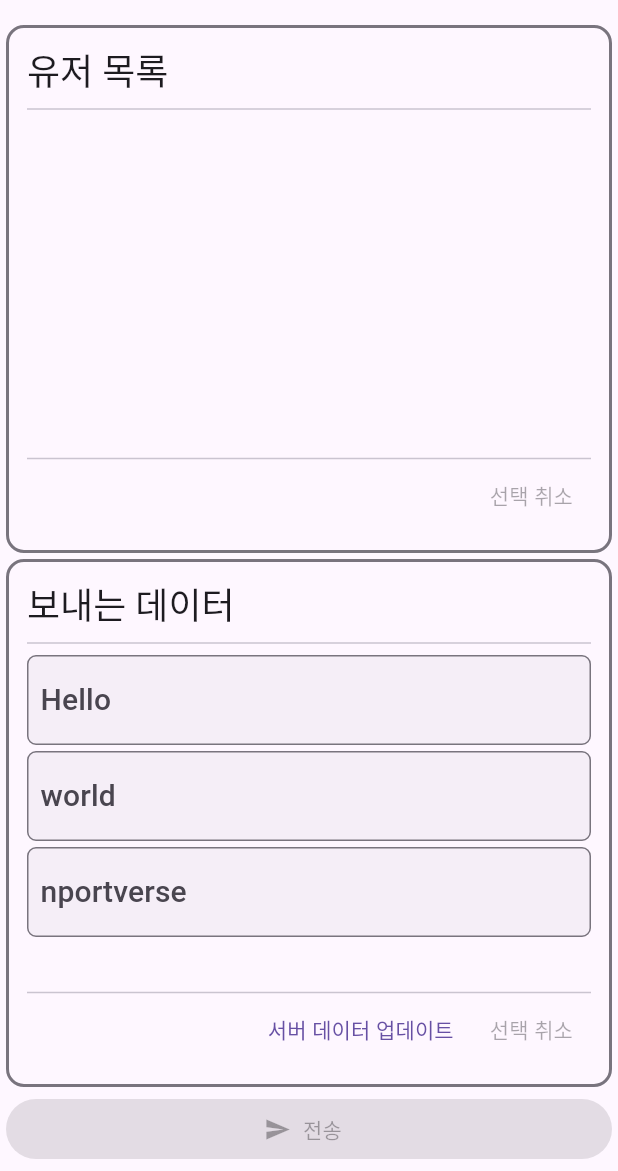
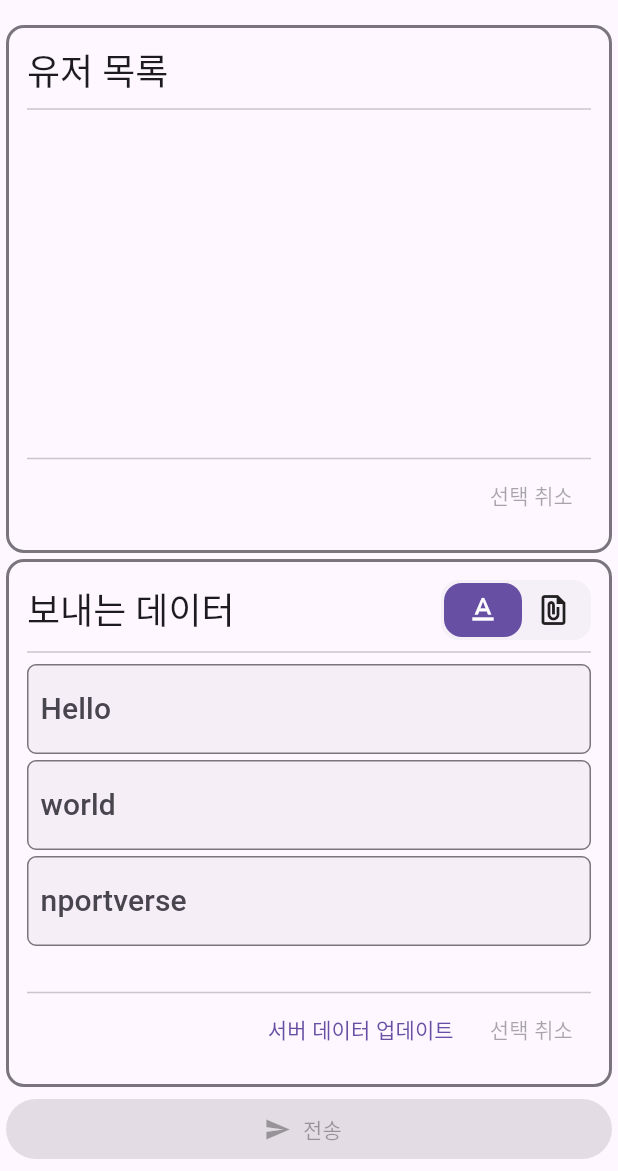
Before and after one commit to ymgwon-nportverse/poc_file_transfer, a Flutter app: the NearbySendScreen screen opened directly, on a phone screen of 412 x 824 dp, the part 65-1236 px from its top. Run offline on Flutter 3.47's test engine with Material 2 defaults, Android fonts, the phone set to English and light mode, and no system bars; our stand-ins replace device_info_plus, flutter_riverpod, permission_handler.

Commit message:
feat: 전체 UI flow 구현

```diff
--- a/lib/src/core/presentation/widgets/white_text_message_dialog.dart
+++ b/lib/src/core/presentation/widgets/white_text_message_dialog.dart
@@ -9,7 +9,7 @@ class WhiteTextMessageDialog extends StatelessWidget {
   @override
   Widget build(BuildContext context) {
     return WillPopScope(
-      onWillPop: () async => false,
+      onWillPop: () async => true,
       child: Stack(
         alignment: Alignment.center,
         children: [
--- a/lib/src/main_app.dart
+++ b/lib/src/main_app.dart
@@ -19,6 +19,12 @@ class _MainAppState extends State<MainApp> {
   }
 
   @override
+  void dispose() {
+    _routerDelegate.dispose();
+    super.dispose();
+  }
+
+  @override
   Widget build(BuildContext context) {
     /// riverpod 설정을 위해 필요함!
     return ProviderScope(
--- a/lib/src/nearby/application/bloc/sender/nearby_sender_bloc.dart
+++ b/lib/src/nearby/application/bloc/sender/nearby_sender_bloc.dart
@@ -4,14 +4,12 @@ import 'package:flutter_riverpod/flutter_riverpod.dart';
 import 'package:poc/src/nearby/application/bloc/sender/nearby_sender_event.dart';
 import 'package:poc/src/nearby/application/bloc/sender/nearby_sender_state.dart';
 import 'package:poc/src/nearby/application/service/nearby.dart';
-import 'package:poc/src/nearby/application/service/nearby_precondition_checker.dart';
 import 'package:poc/src/nearby/application/service/user_info_fetcher.dart';
 import 'package:poc/src/nearby/application/service/exceptions.dart';
 
 class NearbySenderBloc extends StateNotifier<NearbySenderState> {
   NearbySenderBloc(
     this._nearby,
-    this._checker,
     this._infoFetcher,
   ) : super(const NearbySenderState.none()) {
     // User 정보를 이후에 계속 사용하기 위해 initializer에서 받아옴
@@ -19,7 +17,6 @@ class NearbySenderBloc extends StateNotifier<NearbySenderState> {
   }
 
   final Nearby _nearby;
-  final NearbyPreconditionChecker _checker;
   final UserInfoFetcher _infoFetcher;
 
   /// 데이터 보낼 endpoint id
@@ -63,15 +60,6 @@ class NearbySenderBloc extends StateNotifier<NearbySenderState> {
   /// `송신자(sender)` 가
   /// `수신자(receiver)` 를 찾기 위한 함수
   Future<void> discover(Strategy strategy) async {
-    // step 1: 사전 조건(e.g. bluetooth 켜져있는지, 권한 설정 되어 있는지) 확인
-    final isPreconditionSatisfied = await _checker.isSatisfied();
-    if (!isPreconditionSatisfied) {
-      // result 1: 조건 만족하지 않을 때는 그에 맞게 상태 변경
-      state = const NearbySenderState.failed('precondition unsatisfied');
-      _checker.makeItSatisfied();
-      return;
-    }
-
     try {
       await _nearby.startDiscovery(
         _userName,
--- a/lib/src/nearby/application/service/nearby_precondition_checker.dart
+++ b/lib/src/nearby/application/service/nearby_precondition_resolver.dart
@@ -3,7 +3,7 @@
 ///
 /// c.f.) Checker 이상의 기능(e.g. 필수조건 만족시키기) 을 하기 때문에 이름을 변경할 필요가
 /// 있음. 생각나는대로 수정할 예정.
-abstract interface class NearbyPreconditionChecker {
+abstract interface class NearbyPreconditionResolver {
   Future<bool> isSatisfied();
-  Future<void> makeItSatisfied();
+  Future<void> resolve();
 }
--- a/lib/src/nearby/presentation/nearby_screen.dart
+++ b/lib/src/nearby/presentation/nearby_screen.dart
@@ -18,6 +18,8 @@ class NearbyScreen extends ConsumerWidget {
 
   @override
   Widget build(BuildContext context, WidgetRef ref) {
+    ref.read(nearbyConditionResolverProvider).isSatisfied();
+
     return GestureDetector(
       onTap: context.focus.unfocus,
       child: Scaffold(
--- a/lib/src/nearby/presentation/sender/widgets/sections/nearby_send_data_section.dart
+++ b/lib/src/nearby/presentation/sender/widgets/sections/nearby_send_data_section.dart
@@ -4,21 +4,46 @@ import 'package:poc/src/core/presentation/extensions/extensions.dart';
 import 'package:poc/src/nearby/di.dart';
 import 'package:poc/src/nearby/presentation/sender/ui_state/ui_send_property.dart';
 
-class NearbySendDataSection extends ConsumerWidget {
+class NearbySendDataSection extends ConsumerStatefulWidget {
   const NearbySendDataSection({super.key});
 
   @override
-  Widget build(BuildContext context, WidgetRef ref) {
+  ConsumerState<NearbySendDataSection> createState() =>
+      _NearbySendDataSectionState();
+}
+
+class _NearbySendDataSectionState extends ConsumerState<NearbySendDataSection> {
+  int _toggleIndex = 0;
+  final _sections = const [
+    NearbyTextAssetsList(),
+    NearbyFileAssetsList(),
+  ];
+
+  @override
+  Widget build(BuildContext context) {
     return Column(
       crossAxisAlignment: CrossAxisAlignment.stretch,
       children: [
-        Text(
-          '보내는 데이터',
-          style: context.textTheme.headlineSmall,
+        Row(
+          crossAxisAlignment: CrossAxisAlignment.center,
+          children: [
+            Text(
+              '보내는 데이터',
+              style: context.textTheme.headlineSmall,
+            ),
+            const Spacer(),
+            SizedBox(
+              height: 40,
+              child: SendTypeToggleWidget(
+                onToggle: _onToggle,
+                initialIndex: _toggleIndex,
+              ),
+            ),
+          ],
         ),
         const Divider(),
-        const Expanded(
-          child: NearbyAssetsList(),
+        Expanded(
+          child: _sections[_toggleIndex],
         ),
         const Divider(
           height: 2,
@@ -43,10 +68,16 @@ class NearbySendDataSection extends ConsumerWidget {
       ],
     );
   }
+
+  void _onToggle(int index) {
+    setState(() {
+      _toggleIndex = index;
+    });
+  }
 }
 
-class NearbyAssetsList extends ConsumerWidget {
-  const NearbyAssetsList({super.key});
+class NearbyTextAssetsList extends ConsumerWidget {
+  const NearbyTextAssetsList({super.key});
 
   @override
   Widget build(BuildContext context, WidgetRef ref) {
@@ -111,3 +142,116 @@ class _AssetItem extends ConsumerWidget {
     );
   }
 }
+
+class NearbyFileAssetsList extends StatelessWidget {
+  const NearbyFileAssetsList({super.key});
+
+  @override
+  Widget build(BuildContext context) {
+    return Column(
+      children: [
+        const Spacer(),
+        ElevatedButton(
+          onPressed: _onTap,
+          child: const Text('파일 불러오기'),
+        ),
+      ],
+    );
+  }
+
+  Future<void> _onTap() async {}
+}
+
+class SendTypeToggleWidget extends StatefulWidget {
+  const SendTypeToggleWidget(
+      {super.key, required this.onToggle, this.initialIndex = 0})
+      : assert(initialIndex <= 1);
+
+  final int initialIndex;
+  final ValueChanged<int> onToggle;
+
+  @override
+  State<SendTypeToggleWidget> createState() => _SendTypeToggleWidgetState();
+}
+
+class _SendTypeToggleWidgetState extends State<SendTypeToggleWidget> {
+  final icons = [Icons.text_format, Icons.file_present];
+  late int _index;
+
+  @override
+  void initState() {
+    super.initState();
+    _index = widget.initialIndex;
+  }
+
+  @override
+  Widget build(BuildContext context) {
+    return LayoutBuilder(
+      builder: (context, constraints) {
+        return GestureDetector(
+          onTapUp: (details) {
+            if (details.localPosition.dx > constraints.maxHeight * 1.3) {
+              if (_index == 1) {
+                return;
+              }
+              setState(() {
+                _index = 1;
+                widget.onToggle.call(_index);
+              });
+            } else {
+              if (_index == 0) {
+                return;
+              }
+              setState(() {
+                _index = 0;
+                widget.onToggle.call(_index);
+              });
+            }
+          },
+          child: SizedBox(
+            height: constraints.maxHeight,
+            width: constraints.maxHeight * 2.5,
+            child: Stack(
+              alignment: Alignment.center,
+              children: [
+                Container(
+                  width: double.infinity,
+                  height: double.infinity,
+                  decoration: BoxDecoration(
+                    borderRadius: BorderRadius.circular(12),
+                    color: context.theme.colorScheme.onInverseSurface,
+                  ),
+                  child: Row(
+                    children:
+                        icons.map((e) => Expanded(child: Icon(e))).toList(),
+                  ),
+                ),
+                AnimatedAlign(
+                  alignment: _index == 0
+                      ? Alignment.centerLeft
+                      : Alignment.centerRight,
+                  duration: const Duration(milliseconds: 200),
+                  curve: Curves.fastEaseInToSlowEaseOut,
+                  child: Container(
+                    margin: const EdgeInsets.all(2),
+                    height: constraints.maxHeight,
+                    width: constraints.maxHeight * 1.3,
+                    decoration: BoxDecoration(
+                      borderRadius: BorderRadius.circular(12),
+                      color: context.theme.colorScheme.primary,
+                    ),
+                    child: Center(
+                        child: Icon(
+                      icons[_index],
+                      color: Colors.white,
+                    )),
+                  ),
+                )
+              ],
+            ),
+          ),
+        );
+      },
+    );
+  }
+}
```
Also changed, not shown: lib/src/nearby/application/bloc/precondition_resolver/nearby_precondition_bloc.dart (added, +38 -0 lines), lib/src/nearby/application/bloc/precondition_resolver/nearby_precondition_event.dart (added, +31 -0 lines), lib/src/nearby/application/bloc/precondition_resolver/nearby_precondition_state.dart (added, +21 -0 lines), lib/src/nearby/application/bloc/receiver/nearby_receiver_bloc.dart (+0 -12 lines), lib/src/nearby/di.dart (+4 -6 lines), lib/src/nearby/domain/entity/asset.dart (added, +60 -0 lines), lib/src/nearby/infrastructure/service/nearby_precondition_resolver_android_adapter_impl.dart (added, +86 -0 lines), lib/src/nearby/infrastructure/service/nearby_precondition_resolver_impl.dart (renamed from lib/src/nearby/infrastructure/service/nearby_precondition_checker_impl.dart, +43 -14 lines), lib/src/nearby/infrastructure/service/nearby_precondition_resolver_ios_adapter_impl.dart (added, +73 -0 lines), 4 other files.
